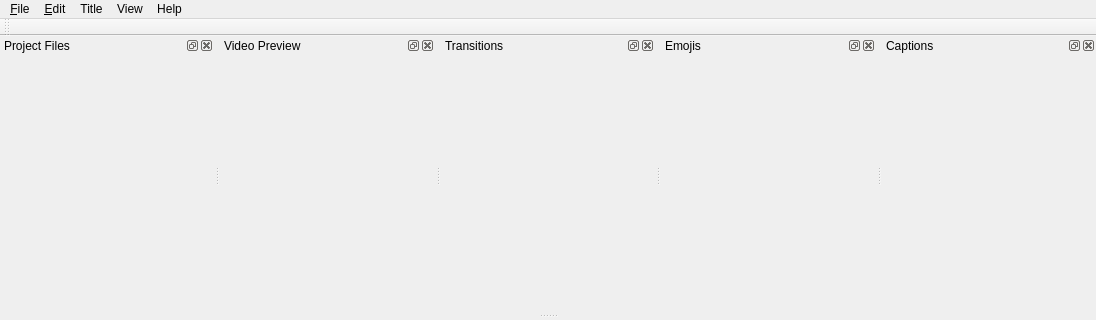
Qt form SmartEdit/smartedit-qt/src/windows/ui/main-window.ui (sudhibabu43/SmartEdit) before a commit; both pictures show x 0 to 1096 and y 0 to 320 of the 1096 by 823 pixel window.
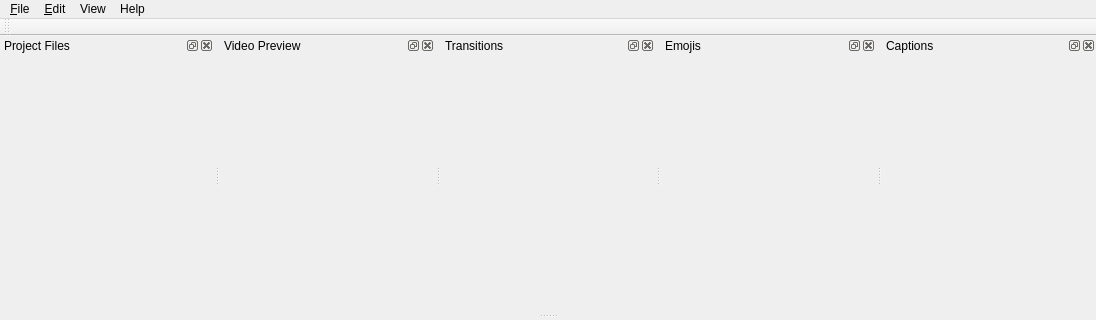
The same form after that commit. Icons and pictures are not drawn.

The edit to the form file:
```diff
--- a/SmartEdit/smartedit-qt/src/windows/ui/main-window.ui
+++ b/SmartEdit/smartedit-qt/src/windows/ui/main-window.ui
@@ -156,13 +156,6 @@
     <addaction name="separator"/>
     <addaction name="actionPreferences"/>
    </widget>
-   <widget class="QMenu" name="menuTitle">
-    <property name="title">
-     <string>Title</string>
-    </property>
-    <addaction name="actionTitle"/>
-    <addaction name="actionAnimatedTitle"/>
-   </widget>
    <widget class="QMenu" name="menuView">
     <property name="title">
      <string>View</string>
@@ -197,7 +190,6 @@
    </widget>
    <addaction name="menuFile"/>
    <addaction name="menu_Edit"/>
-   <addaction name="menuTitle"/>
    <addaction name="menuView"/>
    <addaction name="menuHelp"/>
   </widget>
```
Left out of the diff: 61 changed lines with no effect on the pictures.
